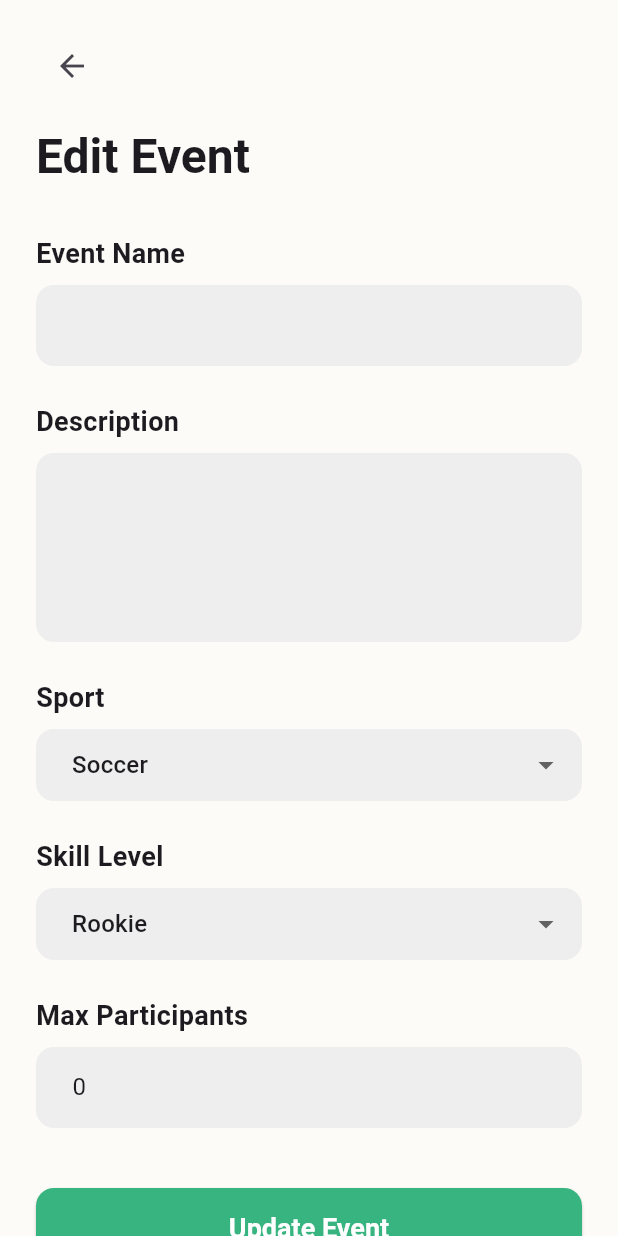
After one commit to vomisa29/Moviles_T45, a Flutter app: the UpdateEventViewBody screen opened directly, on a phone screen of 412 x 824 dp. The commit adds this screen. Run offline on Flutter 3.47's test engine with Material 3 defaults, Android fonts, the phone set to English and light mode, and no system bars; our stand-ins replace cached_network_image, cloud_firestore, firebase_analytics, firebase_auth, firebase_core, flutter_cache_manager and 5 more; missing offline and left inert: is_valid, show_hide_password; accounts and stored records are empty; generated files the repository leaves out were written again.

Commit message:
update Event changes

```diff
--- a/flutterapp/lib/app/router.dart
+++ b/flutterapp/lib/app/router.dart
@@ -1,5 +1,7 @@
 import 'package:flutter/material.dart';
 import 'package:go_router/go_router.dart';
+import 'package:flutterapp/model/models/event.dart';
+import 'package:flutterapp/presentation/update_event_view.dart';
 import '../presentation/landing_page.dart';
 import '../presentation/login.dart';
 import '../presentation/main_view.dart';
@@ -42,6 +44,18 @@ GoRouter createRouter(AuthNotifier authNotifier) {
           return ProfileUpdateView(user: user);
         },
       ),
+
+      GoRoute(
+        path: '/edit_event_view',
+        builder: (context, state) {
+          final event = state.extra as Event?;
+          if (event == null) {
+            return const Scaffold(body: Center(child: Text("Error: No event data provided.")));
+          }
+          return UpdateEventView(event: event);
+        },
+      ),
+
     ],
 
     redirect: (BuildContext context, GoRouterState state) {
--- /dev/null
+++ b/flutterapp/lib/domain/useCases/useCase_update_event.dart
@@ -0,0 +1,52 @@
+import '../../model/models/event.dart';
+import '../../model/repositories/event_repository_imp.dart';
+import 'useCase_result.dart';
+
+class UpdateEventUseCase {
+  final EventRepositoryImplementation _eventRepository;
+  UpdateEventUseCase({
+    required EventRepositoryImplementation eventRepository,
+  }) : _eventRepository = eventRepository;
+
+  Future<UseCaseResult> execute(Event updatedEvent) async {
+    try {
+      final existingEvent = await _eventRepository.getOne(updatedEvent.id);
+      if (existingEvent == null) {
+        return const UseCaseResult(
+          success: false,
+          errorMessage: "The event you are trying to update does not exist.",
+        );
+      }
+      if (existingEvent.venueId != updatedEvent.venueId) {
+        return const UseCaseResult(
+          success: false,
+          errorMessage: "The event's venue cannot be changed.",
+        );
+      }
+
+      if (existingEvent.startTime != updatedEvent.startTime || existingEvent.endTime != updatedEvent.endTime) {
+        return const UseCaseResult(
+          success: false,
+          errorMessage: "The event's date and time cannot be changed.",
+        );
+      }
+
+      if (updatedEvent.maxCapacity < existingEvent.booked) {
+        return UseCaseResult(
+          success: false,
+          errorMessage:
+          "Event capacity (${updatedEvent.maxCapacity}) cannot be less than the number of currently booked users (${existingEvent.booked}).",
+        );
+      }
+
+      await _eventRepository.update(updatedEvent);
+
+      return const UseCaseResult(success: true);
+    } catch (e) {
+      return UseCaseResult(
+        success: false,
+        errorMessage: "An unexpected error occurred during the update: ${e.toString()}",
+      );
+    }
+  }
+}
--- a/flutterapp/lib/model/models/event.dart
+++ b/flutterapp/lib/model/models/event.dart
@@ -81,25 +81,40 @@ class Event {
   });
 
   Event copyWith({
+    String? id,
+    String? name,
+    String? description,
+    Sport? sport,
+    DateTime? startTime,
+    DateTime? endTime,
+    int? maxCapacity,
+    SkillLevel? skillLevel,
+    double? assistanceRate,
+    int? booked,
+    int? assisted,
+    double? avgRating,
+    int? numRatings,
+    String? venueId,
+    String? organizerId,
     double? latitude,
     double? longitude,
   }) {
     return Event(
-      id: id,
-      name: name,
-      description: description,
-      sport: sport,
-      startTime: startTime,
-      endTime: endTime,
-      maxCapacity: maxCapacity,
-      skillLevel: skillLevel,
-      assistanceRate: assistanceRate,
-      booked: booked,
-      assisted: assisted,
-      avgRating: avgRating,
-      numRatings: numRatings,
-      venueId: venueId,
-      organizerId: organizerId,
+      id: id ?? this.id,
+      name: name ?? this.name,
+      description: description ?? this.description,
+      sport: sport ?? this.sport,
+      startTime: startTime ?? this.startTime,
+      endTime: endTime ?? this.endTime,
+      maxCapacity: maxCapacity ?? this.maxCapacity,
+      skillLevel: skillLevel ?? this.skillLevel,
+      assistanceRate: assistanceRate ?? this.assistanceRate,
+      booked: booked ?? this.booked,
+      assisted: assisted ?? this.assisted,
+      avgRating: avgRating ?? this.avgRating,
+      numRatings: numRatings ?? this.numRatings,
+      venueId: venueId ?? this.venueId,
+      organizerId: organizerId ?? this.organizerId,
       latitude: latitude ?? this.latitude,
       longitude: longitude ?? this.longitude,
     );
--- a/flutterapp/lib/model/serviceAdapters/user_firestore_adapter.dart
+++ b/flutterapp/lib/model/serviceAdapters/user_firestore_adapter.dart
@@ -46,6 +46,10 @@ class UserFirestoreDs {
   User _fromFirestore(DocumentSnapshot<Map<String, dynamic>> doc) {
     final data = doc.data()!;
 
+    final dynamic avgRatingValue = data['avgRating'];
+    final double? avgRating = (avgRatingValue is num) ? avgRatingValue.toDouble() : null;
+
+
     return User(
       uid: doc.id,
       email: data['email'],
@@ -58,7 +62,7 @@ class UserFirestoreDs {
       createdAt: (data['createdAt'] as Timestamp?)?.toDate(),
       sportList: data['sportList'] == null ? null : List<String>.from(data['sportList']),
 
-      avgRating: (data['avgRating'] as num?)?.toDouble(),
+      avgRating: avgRating,
       numRating: data['numRating'] as int?,
       assistanceRate: (data['assistanceRate'] as num?)?.toDouble(),
     );
--- /dev/null
+++ b/flutterapp/lib/presentation/update_event_view.dart
@@ -0,0 +1,196 @@
+// FULL CORRECTED CODE
+
+import 'package:flutter/cupertino.dart';
+import 'package:flutter/material.dart';
+import 'package:flutterapp/model/models/event.dart';
+import 'package:flutterapp/presentation/viewModels/main_view_vm.dart';
+import 'package:flutterapp/presentation/viewModels/update_event_vm.dart';
+import 'package:intl/intl.dart';
+import 'package:provider/provider.dart';
+
+class UpdateEventView extends StatelessWidget {
+  final Event event;
+  const UpdateEventView({required this.event, super.key});
+
+  @override
+  Widget build(BuildContext context) {
+    return ChangeNotifierProvider(
+      create: (_) => UpdateEventVm(originalEvent: event),
+      child: const UpdateEventViewBody(),
+    );
+  }
+}
+
+class UpdateEventViewBody extends StatelessWidget {
+  const UpdateEventViewBody({super.key});
+
+  @override
+  Widget build(BuildContext context) {
+    final vm = context.watch<UpdateEventVm>();
+
+    return Scaffold(
+      backgroundColor: const Color(0xFFFCFBF8),
+      body: Stack(
+        children: [
+          _buildForm(context, vm),
+          if (vm.state == UpdateEventState.submitting) _buildLoadingOverlay(),
+        ],
+      ),
+    );
+  }
+
+  Widget _buildForm(BuildContext context, UpdateEventVm vm) {
+    final theme = Theme.of(context).textTheme;
+    // Get connectivity status from the globally provided MainViewVm
+    final isConnected = context.watch<MainViewVm>().isConnected;
+
+    return SafeArea(
+      child: SingleChildScrollView(
+        padding: const EdgeInsets.symmetric(horizontal: 24.0, vertical: 20.0),
+        child: Column(
+          crossAxisAlignment: CrossAxisAlignment.start,
+          children: [
+            IconButton(
+              icon: const Icon(Icons.arrow_back),
+              onPressed: () => Navigator.of(context).pop(),
+            ),
+            const SizedBox(height: 16),
+            Text(
+              "Edit Event",
+              style: theme.headlineLarge?.copyWith(fontWeight: FontWeight.bold),
+            ),
+            const SizedBox(height: 32),
+
+            // --- Editable Fields ---
+            _buildTextField(vm.nameController, label: "Event Name"),
+            const SizedBox(height: 24),
+            _buildTextField(vm.descriptionController, label: "Description", maxLines: 4),
+            const SizedBox(height: 24),
+            _buildDropdown<Sport>(
+              label: "Sport",
+              value: vm.selectedSport,
+              items: vm.sports.map((s) => DropdownMenuItem(value: s, child: Text(sportToString(s)))).toList(),
+              onChanged: vm.onSportChanged,
+            ),
+            const SizedBox(height: 24),
+            _buildDropdown<SkillLevel>(
+              label: "Skill Level",
+              value: vm.selectedSkillLevel,
+              items: vm.skillLevels.map((s) => DropdownMenuItem(value: s, child: Text(skillToString(s)))).toList(),
+              onChanged: vm.onSkillLevelChanged,
+            ),
+            const SizedBox(height: 24),
+            _buildTextField(
+              vm.maxCapacityController,
+              label: "Max Participants",
+              keyboardType: TextInputType.number,
+            ),
+            const SizedBox(height: 40), // Increased spacing after the last field
+
+            // --- Read-Only Fields for Venue and Time have been REMOVED ---
+
+            // --- Action Button ---
+            SizedBox(
+              width: double.infinity,
+              child: ElevatedButton(
+                style: ElevatedButton.styleFrom(
+                  backgroundColor: isConnected ? const Color(0xFF38B480) : Colors.grey,
+                  foregroundColor: Colors.white,
+                  padding: const EdgeInsets.symmetric(vertical: 16),
+                  shape: RoundedRectangleBorder(borderRadius: BorderRadius.circular(12)),
+                  textStyle: const TextStyle(fontSize: 18, fontWeight: FontWeight.bold),
+                ),
+                onPressed: isConnected ? () => vm.updateEvent(context) : null,
+                child: const Text("Update Event"),
+              ),
+            ),
+            if (!isConnected)
+              const Padding(
+                padding: EdgeInsets.only(top: 8.0),
+                child: Center(
+                  child: Text(
+                    "Internet connection required to update the event.",
+                    style: TextStyle(color: Colors.grey),
+                  ),
+                ),
+              ),
+          ],
+        ),
+      ),
+    );
+  }
+
+  Widget _buildTextField(TextEditingController controller,
+      {required String label, int maxLines = 1, TextInputType? keyboardType}) {
+    return Column(
+      crossAxisAlignment: CrossAxisAlignment.start,
+      children: [
+        Text(label, style: const TextStyle(fontSize: 18, fontWeight: FontWeight.bold)),
+        const SizedBox(height: 8),
+        TextField(
+          controller: controller,
+          maxLines: maxLines,
+          keyboardType: keyboardType,
+          decoration: InputDecoration(
+            filled: true,
+            fillColor: Colors.grey[200],
+            contentPadding: const EdgeInsets.symmetric(horizontal: 20, vertical: 15),
+            border: OutlineInputBorder(
+              borderRadius: BorderRadius.circular(12),
+              borderSide: BorderSide.none,
+            ),
+          ),
+        ),
+      ],
+    );
+  }
+
+  Widget _buildDropdown<T>(
+      {required String label,
+        T? value,
+        required List<DropdownMenuItem<T>> items,
+        required ValueChanged<T?> onChanged}) {
+    return Column(
+      crossAxisAlignment: CrossAxisAlignment.start,
+      children: [
+        Text(label, style: const TextStyle(fontSize: 18, fontWeight: FontWeight.bold)),
+        const SizedBox(height: 8),
+        DropdownButtonFormField<T>(
+          value: value,
+          items: items,
+          onChanged: onChanged,
+          decoration: InputDecoration(
+            filled: true,
+            fillColor: Colors.grey[200],
+            contentPadding: const EdgeInsets.symmetric(horizontal: 20, vertical: 5),
+            border: OutlineInputBorder(
+              borderRadius: BorderRadius.circular(12),
+              borderSide: BorderSide.none,
+            ),
+          ),
+        ),
+      ],
+    );
+  }
+
+  Widget _buildLoadingOverlay() {
+    return Container(
+      color: Colors.black.withOpacity(0.5),
+      child: const Center(
+        child: Column(
+          mainAxisSize: MainAxisSize.min,
+          children: [
+            CircularProgressIndicator(
+              valueColor: AlwaysStoppedAnimation<Color>(Colors.white),
+            ),
+            SizedBox(height: 16),
+            Text(
+              "Updating Event...",
+              style: TextStyle(color: Colors.white, fontSize: 16),
+            ),
+          ],
+        ),
+      ),
+    );
+  }
+}
--- /dev/null
+++ b/flutterapp/lib/presentation/viewModels/update_event_vm.dart
@@ -0,0 +1,136 @@
+import 'package:flutter/cupertino.dart';
+import 'package:flutter/material.dart';
+import 'package:flutterapp/domain/useCases/useCase_result.dart';
+import 'package:flutterapp/domain/useCases/useCase_update_event.dart';
+import 'package:flutterapp/model/models/event.dart';
+import 'package:flutterapp/model/repositories/event_repository_imp.dart';
+import 'package:flutterapp/model/repositories/venue_repository_imp.dart';
+
+enum UpdateEventState { initial, submitting, success, error }
+
+class UpdateEventVm extends ChangeNotifier {
+  final UpdateEventUseCase _updateEventUseCase;
+
+  UpdateEventState _state = UpdateEventState.initial;
+  String? _errorMessage;
+
+  final TextEditingController nameController = TextEditingController();
+  final TextEditingController descriptionController = TextEditingController();
+  final TextEditingController maxCapacityController = TextEditingController();
+
+  final Event originalEvent;
+
+  Sport selectedSport;
+  SkillLevel selectedSkillLevel;
+
+  UpdateEventState get state => _state;
+  String? get errorMessage => _errorMessage;
+
+  List<Sport> get sports => Sport.values;
+  List<SkillLevel> get skillLevels => SkillLevel.values;
+
+  UpdateEventVm({required this.originalEvent})
+      : _updateEventUseCase = UpdateEventUseCase(
+    eventRepository: EventRepositoryImplementation(
+      venueRepository: VenueRepositoryImplementation(),
+    ),
+  ),
+        selectedSport = originalEvent.sport,
+        selectedSkillLevel = originalEvent.skillLevel {
+    nameController.text = originalEvent.name;
+    descriptionController.text = originalEvent.description;
+    maxCapacityController.text = originalEvent.maxCapacity.toString();
+  }
+
+  void onSportChanged(Sport? newSport) {
+    if (newSport != null) {
+      selectedSport = newSport;
+      notifyListeners();
+    }
+  }
+
+  void onSkillLevelChanged(SkillLevel? newSkillLevel) {
+    if (newSkillLevel != null) {
+      selectedSkillLevel = newSkillLevel;
+      notifyListeners();
+    }
+  }
+
+  Future<void> updateEvent(BuildContext context) async {
+    if (nameController.text.isEmpty || maxCapacityController.text.isEmpty) {
+      _showPopup(context, "Please fill all editable fields.", isError: true);
+      return;
+    }
+
+    _setSubmitting(true);
+
+    try {
+      final updatedEvent = originalEvent.copyWith(
+        name: nameController.text,
+        description: descriptionController.text,
+        maxCapacity: int.parse(maxCapacityController.text),
+        sport: selectedSport,
+        skillLevel: selectedSkillLevel,
+
+      );
+
+      final UseCaseResult result = await _updateEventUseCase.execute(updatedEvent);
+
+      if (result.success) {
+        _state = UpdateEventState.success;
+        _showPopup(context, "Event updated successfully!", onDismiss: () {
+          Navigator.of(context).pop(true);
+        });
+      } else {
+        _showPopup(context, result.errorMessage ?? "An unknown error occurred.", isError: true);
+      }
+    } catch (e) {
+      _showPopup(context, "An invalid value was provided for capacity.", isError: true);
+    } finally {
+      _setSubmitting(false);
+    }
+  }
+
+  void _setSubmitting(bool isSubmitting) {
+    _state = isSubmitting ? UpdateEventState.submitting : UpdateEventState.initial;
+    notifyListeners();
+  }
+
+  void _showPopup(BuildContext context, String message, {bool isError = false, VoidCallback? onDismiss}) {
+    showDialog(
+      context: context,
+      builder: (BuildContext context) {
+        return AlertDialog(
+          title: Row(
+            children: [
+              Icon(
+                isError ? CupertinoIcons.xmark_circle_fill : CupertinoIcons.check_mark_circled_solid,
+                color: isError ? Colors.red : Colors.green,
+              ),
+              const SizedBox(width: 10),
+              Text(isError ? "Error" : "Success"),
+            ],
+          ),
+          content: Text(message),
+          actions: <Widget>[
+            TextButton(
+              child: const Text("OK"),
+              onPressed: () {
+                Navigator.of(context).pop();
+                onDismiss?.call();
+              },
+            ),
+          ],
+        );
+      },
+    );
+  }
+
+  @override
+  void dispose() {
+    nameController.dispose();
+    descriptionController.dispose();
+    maxCapacityController.dispose();
+    super.dispose();
+  }
+}
```
Also changed, not shown: flutterapp/lib/presentation/event_slider.dart (+67 -27 lines), flutterapp/lib/presentation/viewModels/event_slider_vm.dart (+16 -8 lines).
